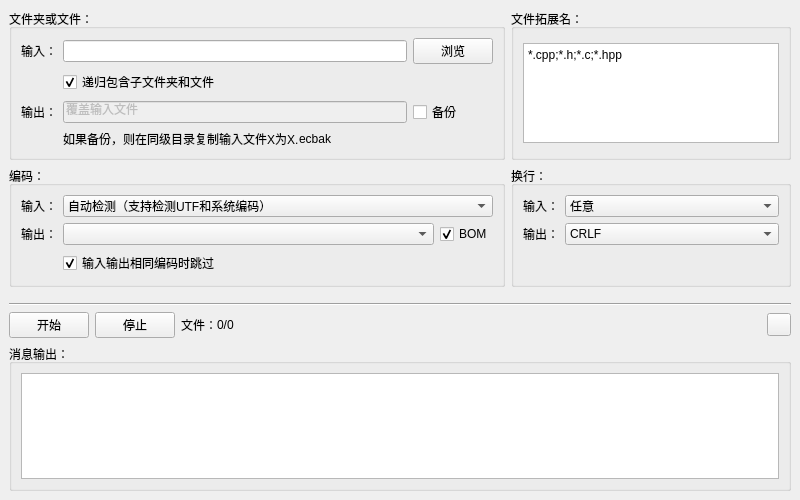
The window that MainWindow.ui (CharlesLiaoO/EncodingConverter) describes before a commit, drawn with Qt 5.
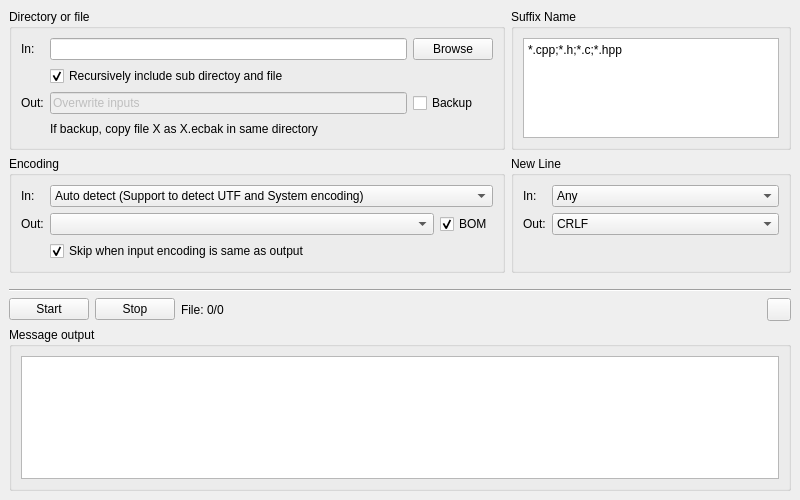
The same window after the commit.

The edit to the form file:
```diff
--- a/MainWindow.ui
+++ b/MainWindow.ui
@@ -18,13 +18,13 @@
     <item row="1" column="0">
      <widget class="QGroupBox" name="groupBox">
       <property name="title">
-       <string>编码：</string>
+       <string>Encoding</string>
       </property>
       <layout class="QFormLayout" name="formLayout_2">
        <item row="0" column="0">
         <widget class="QLabel" name="label_4">
          <property name="text">
-          <string>输入：</string>
+          <string>In:</string>
          </property>
         </widget>
        </item>
@@ -32,7 +32,7 @@
         <widget class="QComboBox" name="comboBox_EncodingSrc">
          <item>
           <property name="text">
-           <string>自动检测（支持检测UTF和系统编码）</string>
+           <string>Auto detect (Support to detect UTF and System encoding)</string>
           </property>
          </item>
         </widget>
@@ -40,7 +40,7 @@
        <item row="1" column="0">
         <widget class="QLabel" name="label_5">
          <property name="text">
-          <string>输出：</string>
+          <string>Out:</string>
          </property>
         </widget>
        </item>
@@ -64,7 +64,7 @@
        <item row="2" column="1">
         <widget class="QCheckBox" name="checkBox_SkipSameEncoding">
          <property name="text">
-          <string>输入输出相同编码时跳过</string>
+          <string>Skip when input encoding is same as output</string>
          </property>
          <property name="checked">
           <bool>true</bool>
@@ -77,13 +77,13 @@
     <item row="0" column="0">
      <widget class="QGroupBox" name="groupBox_4">
       <property name="title">
-       <string>文件夹或文件：</string>
+       <string>Directory or file</string>
       </property>
       <layout class="QGridLayout" name="gridLayout">
        <item row="0" column="2">
         <widget class="QPushButton" name="pushButton_PathInBrowse">
          <property name="text">
-          <string>浏览</string>
+          <string>Browse</string>
          </property>
         </widget>
        </item>
@@ -97,7 +97,7 @@
        <item row="0" column="0">
         <widget class="QLabel" name="label">
          <property name="text">
-          <string>输入：</string>
+          <string>In:</string>
          </property>
         </widget>
        </item>
@@ -112,14 +112,7 @@
          <item>
           <widget class="QLabel" name="label_8">
            <property name="text">
-            <string>如果备份，则在同级目录复制输入文件X为X.</string>
-           </property>
-          </widget>
-         </item>
-         <item>
-          <widget class="QLabel" name="label_9">
-           <property name="text">
-            <string>ecbak</string>
+            <string>If backup, copy file X as X.ecbak in same directory</string>
            </property>
           </widget>
          </item>
@@ -141,14 +134,14 @@
        <item row="2" column="0">
         <widget class="QLabel" name="label_2">
          <property name="text">
-          <string>输出：</string>
+          <string>Out:</string>
          </property>
         </widget>
        </item>
        <item row="1" column="1">
         <widget class="QCheckBox" name="checkBox_Recursively">
          <property name="text">
-          <string>递归包含子文件夹和文件</string>
+          <string>Recursively include sub directoy and file</string>
          </property>
          <property name="checked">
           <bool>true</bool>
@@ -161,14 +154,14 @@
           <bool>false</bool>
          </property>
          <property name="text">
-          <string>覆盖输入文件</string>
+          <string>Overwrite inputs</string>
          </property>
         </widget>
        </item>
        <item row="2" column="2">
         <widget class="QCheckBox" name="checkBox_Bak">
          <property name="text">
-          <string>备份</string>
+          <string>Backup</string>
          </property>
         </widget>
        </item>
@@ -178,7 +171,7 @@
     <item row="0" column="1">
      <widget class="QGroupBox" name="groupBox_5">
       <property name="title">
-       <string>文件拓展名：</string>
+       <string>Suffix Name</string>
       </property>
       <layout class="QVBoxLayout" name="verticalLayout">
        <item>
@@ -200,20 +193,20 @@
     <item row="1" column="1">
      <widget class="QGroupBox" name="groupBox_2">
       <property name="title">
-       <string>换行：</string>
+       <string>New Line</string>
       </property>
       <layout class="QFormLayout" name="formLayout_3">
        <item row="0" column="0">
         <widget class="QLabel" name="label_6">
          <property name="text">
-          <string>输入：</string>
+          <string>In:</string>
          </property>
         </widget>
        </item>
        <item row="1" column="0">
         <widget class="QLabel" name="label_7">
          <property name="text">
-          <string>输出：</string>
+          <string>Out:</string>
          </property>
         </widget>
        </item>
@@ -221,7 +214,7 @@
         <widget class="QComboBox" name="comboBox_NewLineSrc">
          <item>
           <property name="text">
-           <string>任意</string>
+           <string>Any</string>
           </property>
          </item>
         </widget>
@@ -255,14 +248,14 @@
         <item>
          <widget class="QPushButton" name="pushButton_Start">
           <property name="text">
-           <string>开始</string>
+           <string>Start</string>
           </property>
          </widget>
         </item>
         <item>
          <widget class="QPushButton" name="pushButton_Stop">
           <property name="text">
-           <string>停止</string>
+           <string>Stop</string>
           </property>
          </widget>
         </item>
@@ -274,7 +267,7 @@
           <item>
            <widget class="QLabel" name="label_3">
             <property name="text">
-             <string>文件：</string>
+             <string>File: </string>
             </property>
            </widget>
           </item>
@@ -312,7 +305,7 @@
       <item>
        <widget class="QGroupBox" name="groupBox_3">
         <property name="title">
-         <string>消息输出：</string>
+         <string>Message output</string>
         </property>
         <layout class="QVBoxLayout" name="verticalLayout_4">
          <item>
```
Left out of the diff: 10 changed lines with no effect on the pictures.
